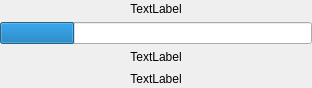
Qt form bliss/flint/resources/gui/scan-status.ui (marc2332/bliss) before a commit.
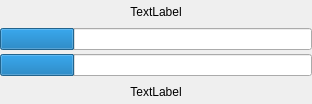
The same form after that commit. Custom widgets are drawn as their Qt base class.

Commit message: Rework the scan status to display sequence together with there sub scans

```diff
--- a/bliss/flint/resources/gui/scan-status.ui
+++ b/bliss/flint/resources/gui/scan-status.ui
@@ -7,7 +7,7 @@
     <x>0</x>
     <y>0</y>
     <width>312</width>
-    <height>88</height>
+    <height>104</height>
    </rect>
   </property>
   <property name="windowTitle">
@@ -55,6 +55,22 @@
      </property>
     </widget>
    </item>
+   <item>
+    <widget class="QProgressBar" name="childProcess">
+     <property name="value">
+      <number>24</number>
+     </property>
+     <property name="textVisible">
+      <bool>false</bool>
+     </property>
+     <property name="orientation">
+      <enum>Qt::Horizontal</enum>
+     </property>
+     <property name="invertedAppearance">
+      <bool>false</bool>
+     </property>
+    </widget>
+   </item>
    <item>
     <widget class="QLabel" name="noAcquisition">
      <property name="text">
@@ -65,22 +81,6 @@
      </property>
     </widget>
    </item>
-   <item>
-    <widget class="QLabel" name="remainingTime">
-     <property name="sizePolicy">
-      <sizepolicy hsizetype="Preferred" vsizetype="Minimum">
-       <horstretch>0</horstretch>
-       <verstretch>0</verstretch>
-      </sizepolicy>
-     </property>
-     <property name="text">
-      <string>TextLabel</string>
-     </property>
-     <property name="alignment">
-      <set>Qt::AlignCenter</set>
-     </property>
-    </widget>
-   </item>
   </layout>
  </widget>
  <customwidgets>
```
The commit also changes 1 other file.
